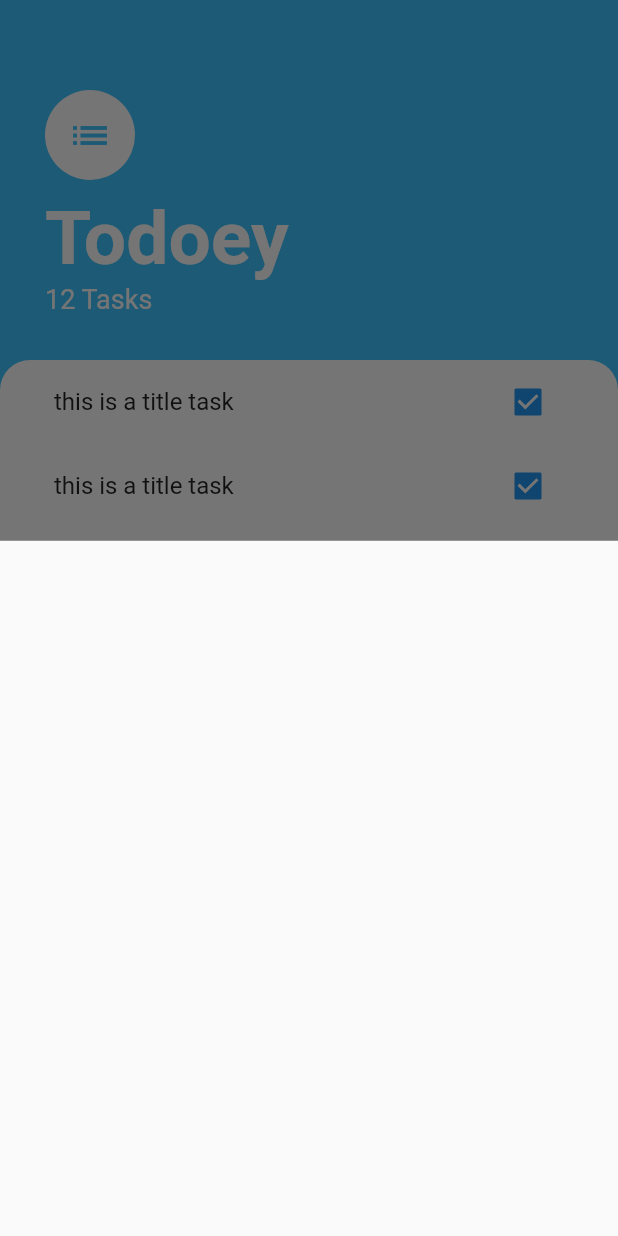
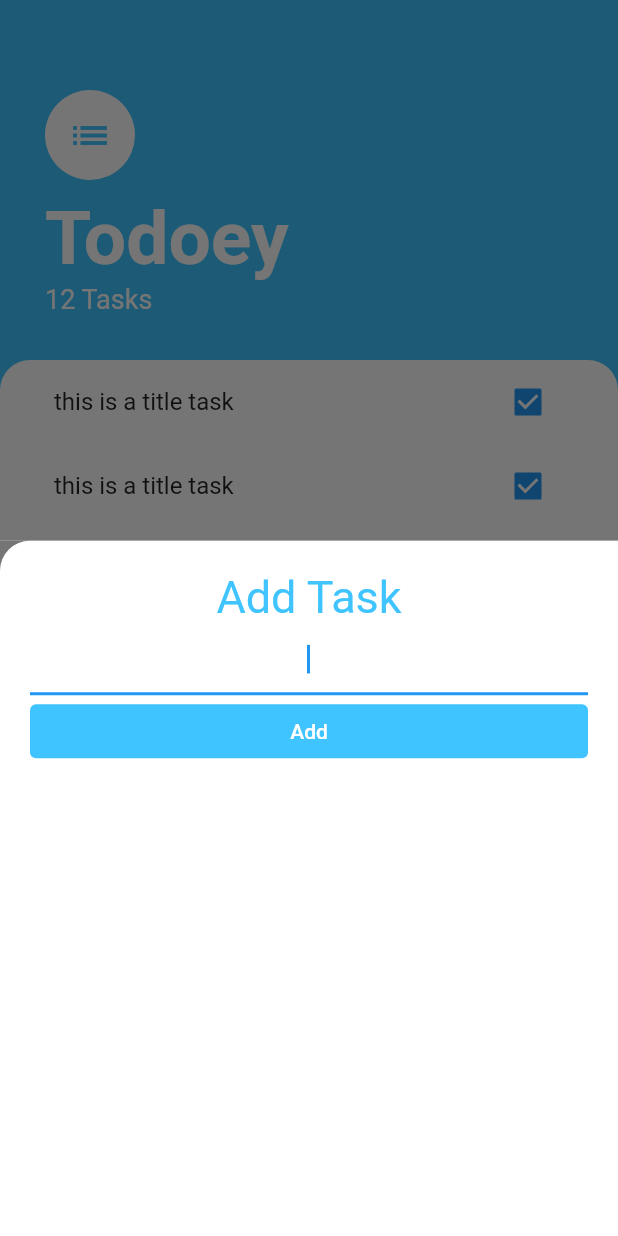
Before and after one commit to eloketobe/todoey, a Flutter app: the screen it shows after launch, after a tap on the "add" icon, on a phone screen of 412 x 824 dp. Run offline on Flutter 3.47's test engine with Material 2 defaults, Android fonts, the phone set to English and light mode, and no system bars.

Commit message:
add bottom screen code

```diff
--- /dev/null
+++ b/lib/screens/add_task_screen.dart
@@ -0,0 +1,38 @@
+import 'package:flutter/material.dart';
+
+class AddTaskScreen extends StatelessWidget {
+  @override
+  Widget build(BuildContext context) {
+    return Container(
+      color: Color(0xff757575),
+      child: Container(
+        padding: EdgeInsets.all(20),
+        decoration: BoxDecoration(
+            color: Colors.white,
+            borderRadius: BorderRadius.only(topLeft: Radius.circular(20))),
+        child: Column(
+          children: [
+            Text(
+              'Add Task',
+              style: TextStyle(color: Colors.lightBlueAccent, fontSize: 30),
+            ),
+            TextField(
+              autofocus: true,
+              textAlign: TextAlign.center,
+            ),
+            SizedBox(
+              width: double.infinity,
+              child: TextButton(
+                onPressed: () {},
+                child: Text('Add'),
+                style: TextButton.styleFrom(
+                    primary: Colors.white,
+                    backgroundColor: Colors.lightBlueAccent),
+              ),
+            )
+          ],
+        ),
+      ),
+    );
+  }
+}
--- a/lib/screens/task_screen.dart
+++ b/lib/screens/task_screen.dart
@@ -1,19 +1,19 @@
 import 'package:flutter/cupertino.dart';
 import 'package:flutter/material.dart';
 import 'package:todoey_flutter/widgets/task_list.dart';
+import 'add_task_screen.dart';
 
 class TasksScreen extends StatelessWidget {
-  Widget buildBottomSheet(BuildContext context) {
-    return Container();
-  }
-
   @override
   Widget build(BuildContext context) {
     return Scaffold(
       backgroundColor: Colors.lightBlueAccent,
       floatingActionButton: FloatingActionButton(
         onPressed: () {
-          showModalBottomSheet(context: context, builder: buildBottomSheet);
+          showModalBottomSheet(
+            context: context,
+            builder: (BuildContext context) => AddTaskScreen(),
+          );
         },
         backgroundColor: Colors.lightBlueAccent,
         child: Icon(Icons.add),
```
